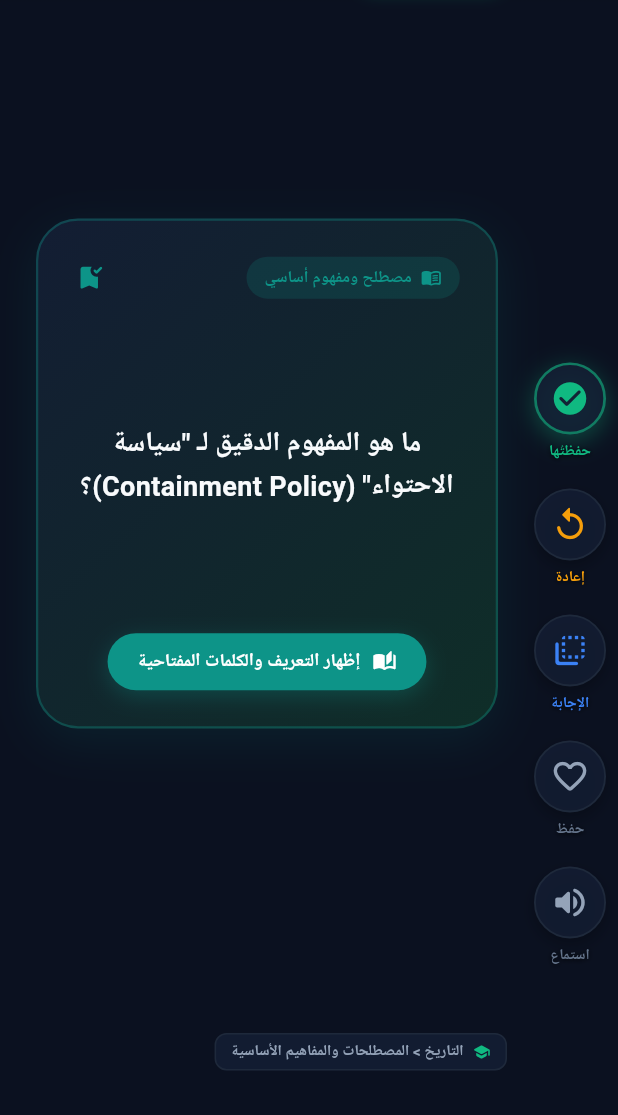
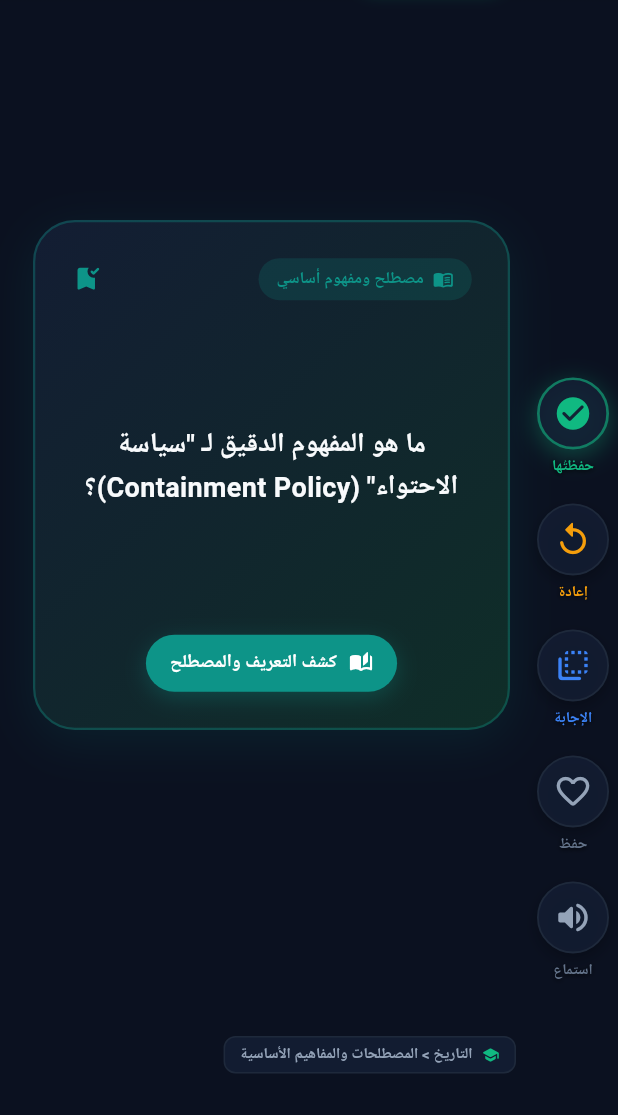
Before and after one commit to qcmlab/vixa-mobile, a Flutter app: the TiktokFeedScreen screen opened directly, scrolled down 3456 dp, on a phone screen of 412 x 824 dp, the part 121-1236 px from its top. Run offline on Flutter 3.47's test engine with Material 3 defaults, Android fonts, the phone set to English and light mode, and no system bars; our stand-ins replace flutter_riverpod, google_fonts, shared_preferences; missing offline and left inert: home_widget; accounts and stored records are empty; network calls fail; Roboto replaces fonts that are missing (Tajawal).

Commit message:
fix(ui): resolve horizontal RenderFlex overflow on reveal buttons and optimize responsive padding for small screens

```diff
--- a/lib/widgets/feed/card_types/term_feed_card.dart
+++ b/lib/widgets/feed/card_types/term_feed_card.dart
@@ -105,7 +105,7 @@ class _TermFeedCardState extends State<TermFeedCard> {
                       GestureDetector(
                         onTap: () => setState(() => _isAnswerRevealed = true),
                         child: Container(
-                          padding: const EdgeInsets.symmetric(horizontal: 20, vertical: 10),
+                          padding: const EdgeInsets.symmetric(horizontal: 16, vertical: 10),
                           decoration: BoxDecoration(
                             gradient: const LinearGradient(
                               colors: [AppColors.accentTeal, Color(0xFF0D9488)],
@@ -124,12 +124,16 @@ class _TermFeedCardState extends State<TermFeedCard> {
                             children: [
                               Icon(Icons.auto_stories_rounded, size: 16, color: Colors.white),
                               SizedBox(width: 8),
-                              Text(
-                                'إظهار التعريف والكلمات المفتاحية',
-                                style: TextStyle(
-                                  color: Colors.white,
-                                  fontWeight: FontWeight.bold,
-                                  fontSize: 12,
+                              Flexible(
+                                child: Text(
+                                  'كشف التعريف والمصطلح',
+                                  style: TextStyle(
+                                    color: Colors.white,
+                                    fontWeight: FontWeight.bold,
+                                    fontSize: 12,
+                                  ),
+                                  maxLines: 1,
+                                  overflow: TextOverflow.ellipsis,
                                 ),
                               ),
                             ],
--- a/lib/widgets/feed/feed_card_item.dart
+++ b/lib/widgets/feed/feed_card_item.dart
@@ -60,10 +60,10 @@ class _FeedCardItemState extends State<FeedCardItem> {
           child: SafeArea(
             child: Padding(
               padding: const EdgeInsets.only(
-                right: 64, // Space for side actions
-                left: 8,
-                top: 54,
-                bottom: 50,
+                right: 56, // Space for side actions
+                left: 6,
+                top: 50,
+                bottom: 44,
               ),
               child: _buildCardByType(),
             ),
@@ -72,8 +72,8 @@ class _FeedCardItemState extends State<FeedCardItem> {
 
         // 3. Side Actions Column (TikTok-style floating overlay)
         Positioned(
-          right: 8,
-          bottom: 70,
+          right: 6,
+          bottom: 60,
           child: FeedSideActions(
             card: widget.card,
             isFlipped: _isFlipped,
@@ -87,9 +87,9 @@ class _FeedCardItemState extends State<FeedCardItem> {
 
         // 4. Bottom Info Overlay (Subject, Lesson Breadcrumbs)
         Positioned(
-          left: 14,
-          right: 74,
-          bottom: 12,
+          left: 10,
+          right: 68,
+          bottom: 10,
           child: _buildBottomMetaOverlay(),
         ),
 
```
Also changed, not shown: lib/widgets/feed/card_types/date_feed_card.dart (+11 -7 lines), lib/widgets/feed/card_types/personality_feed_card.dart (+11 -7 lines).
